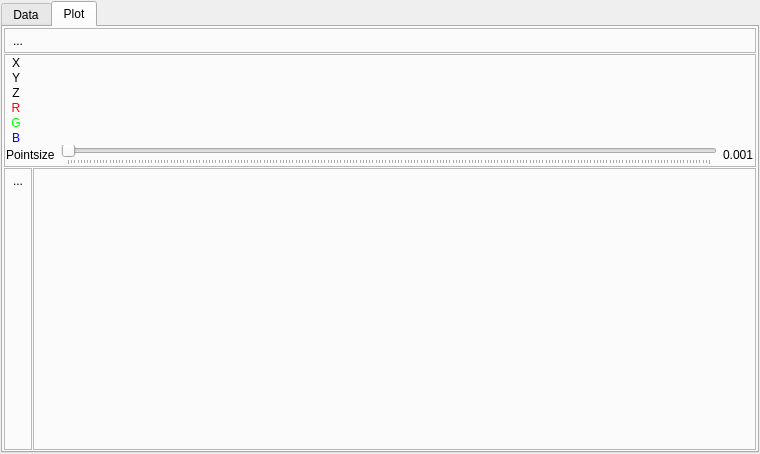
SirAnthony/GLSL-Debugger, file glsldb/ShaderLib/ui/watchgeometry.ui: the form before one commit.
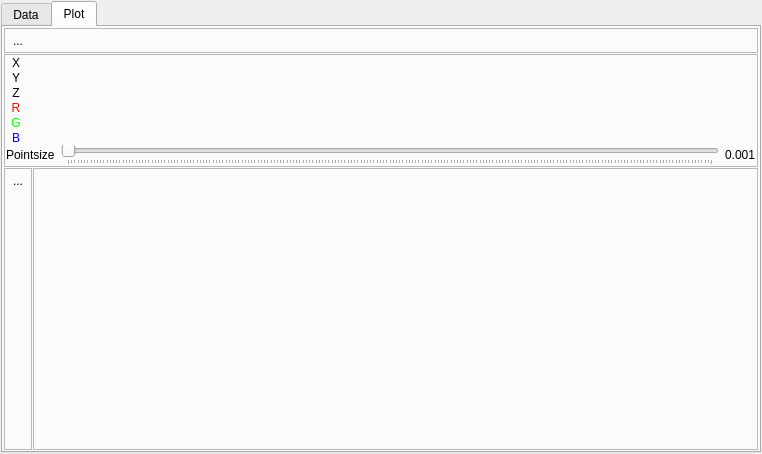
The form after the commit. Icons and pictures are not drawn. Custom widgets are drawn as their Qt base class.

The edit to the form file:
```diff
--- a/glsldb/ShaderLib/ui/watchgeometry.ui
+++ b/glsldb/ShaderLib/ui/watchgeometry.ui
@@ -6,7 +6,7 @@
    <rect>
     <x>0</x>
     <y>0</y>
-    <width>760</width>
+    <width>762</width>
     <height>454</height>
    </rect>
   </property>
```
Left out of the diff: 402 changed lines with no effect on the pictures.
